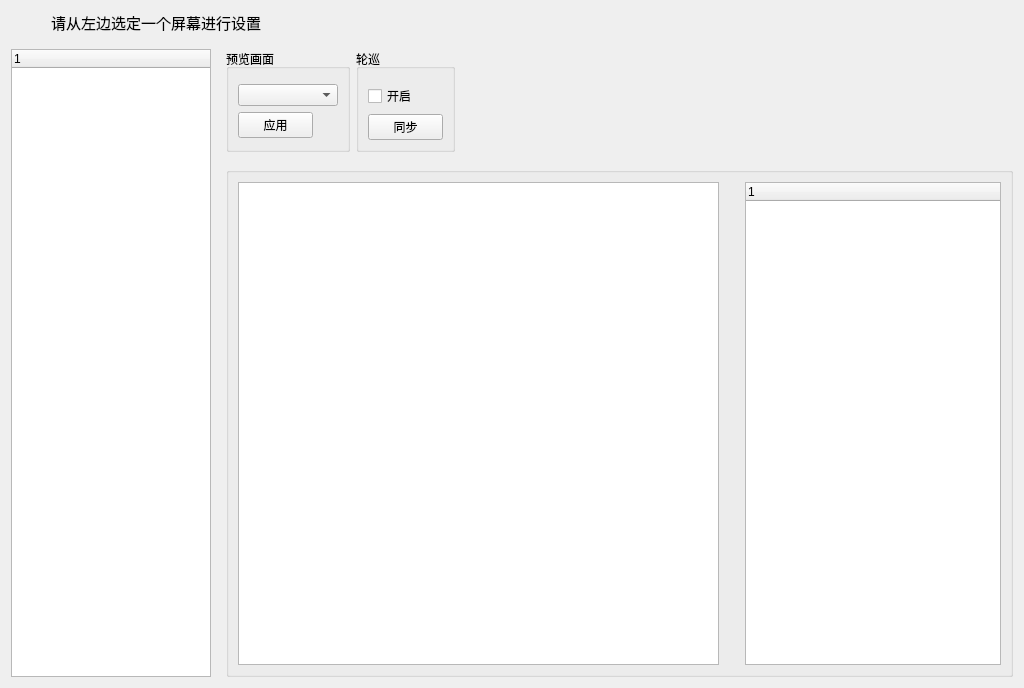
Above: gui/page/page_tvwall.ui from yao3gang/Network_Keyboard before the change. Below: the same form after it.
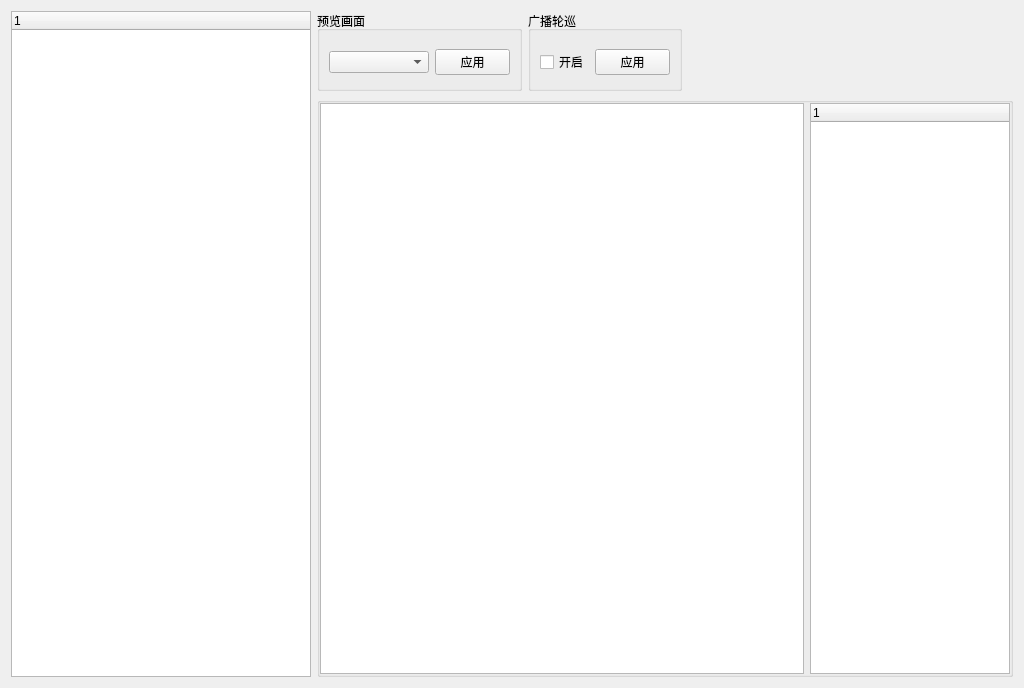
That is the form after the change. Custom widgets are drawn as their Qt base class.

```diff
--- a/gui/page/page_tvwall.ui
+++ b/gui/page/page_tvwall.ui
@@ -27,39 +27,12 @@
   </property>
   <layout class="QVBoxLayout" name="verticalLayout_4">
    <property name="spacing">
-    <number>15</number>
+    <number>6</number>
    </property>
-   <item>
-    <layout class="QHBoxLayout" name="horizontalLayout_4">
-     <item>
-      <spacer name="horizontalSpacer_3">
-       <property name="orientation">
-        <enum>Qt::Horizontal</enum>
-       </property>
-       <property name="sizeType">
-        <enum>QSizePolicy::Fixed</enum>
-       </property>
-       <property name="sizeHint" stdset="0">
-        <size>
-         <width>40</width>
-         <height>20</height>
-        </size>
-       </property>
-      </spacer>
-     </item>
-     <item>
-      <widget class="QLabel" name="lab_tooltip">
-       <property name="text">
-        <string>&lt;html&gt;&lt;head/&gt;&lt;body&gt;&lt;p&gt;&lt;span style=&quot; font-size:11pt;&quot;&gt;请从左边选定一个屏幕进行设置&lt;/span&gt;&lt;/p&gt;&lt;/body&gt;&lt;/html&gt;</string>
-       </property>
-      </widget>
-     </item>
-    </layout>
-   </item>
    <item>
     <layout class="QHBoxLayout" name="horizontalLayout_2">
      <item>
-      <widget class="QTreeWidget" name="treeWidget_scn">
+      <widget class="treewidget_dev" name="treeWidget_screen">
        <property name="sizePolicy">
         <sizepolicy hsizetype="Fixed" vsizetype="Expanding">
          <horstretch>0</horstretch>
@@ -68,13 +41,13 @@
        </property>
        <property name="minimumSize">
         <size>
-         <width>200</width>
+         <width>300</width>
          <height>0</height>
         </size>
        </property>
        <property name="maximumSize">
         <size>
-         <width>200</width>
+         <width>300</width>
          <height>16777215</height>
         </size>
        </property>
@@ -87,6 +60,9 @@
      </item>
      <item>
       <layout class="QVBoxLayout" name="verticalLayout_3">
+       <property name="spacing">
+        <number>6</number>
+       </property>
        <item>
         <layout class="QHBoxLayout" name="horizontalLayout">
          <property name="spacing">
@@ -94,10 +70,28 @@
          </property>
          <item>
           <widget class="QGroupBox" name="gbox_preview">
+           <property name="sizePolicy">
+            <sizepolicy hsizetype="Preferred" vsizetype="Fixed">
+             <horstretch>0</horstretch>
+             <verstretch>0</verstretch>
+            </sizepolicy>
+           </property>
+           <property name="minimumSize">
+            <size>
+             <width>0</width>
+             <height>80</height>
+            </size>
+           </property>
+           <property name="maximumSize">
+            <size>
+             <width>16777215</width>
+             <height>80</height>
+            </size>
+           </property>
            <property name="title">
             <string>预览画面</string>
            </property>
-           <layout class="QVBoxLayout" name="verticalLayout_2">
+           <layout class="QHBoxLayout" name="horizontalLayout_5">
             <property name="spacing">
              <number>6</number>
             </property>
@@ -150,10 +144,28 @@
          </item>
          <item>
           <widget class="QGroupBox" name="gbox_poll">
+           <property name="sizePolicy">
+            <sizepolicy hsizetype="Preferred" vsizetype="Fixed">
+             <horstretch>0</horstretch>
+             <verstretch>0</verstretch>
+            </sizepolicy>
+           </property>
+           <property name="minimumSize">
+            <size>
+             <width>0</width>
+             <height>80</height>
+            </size>
+           </property>
+           <property name="maximumSize">
+            <size>
+             <width>16777215</width>
+             <height>80</height>
+            </size>
+           </property>
            <property name="title">
-            <string>轮巡</string>
+            <string>广播轮巡</string>
            </property>
-           <layout class="QVBoxLayout" name="verticalLayout">
+           <layout class="QHBoxLayout" name="horizontalLayout_4">
             <property name="spacing">
              <number>6</number>
             </property>
@@ -188,7 +200,7 @@
                </size>
               </property>
               <property name="text">
-               <string>同步</string>
+               <string>应用</string>
               </property>
              </widget>
             </item>
@@ -222,6 +234,9 @@
           <string/>
          </property>
          <layout class="QHBoxLayout" name="horizontalLayout_3">
+          <property name="margin">
+           <number>0</number>
+          </property>
           <item>
            <widget class="tablewidget_tvwall" name="tableWidget_tvwall">
             <attribute name="horizontalHeaderStretchLastSection">
@@ -230,29 +245,25 @@
            </widget>
           </item>
           <item>
-           <spacer name="horizontalSpacer_2">
-            <property name="orientation">
-             <enum>Qt::Horizontal</enum>
-            </property>
-            <property name="sizeType">
-             <enum>QSizePolicy::Fixed</enum>
-            </property>
-            <property name="sizeHint" stdset="0">
-             <size>
-              <width>20</width>
-              <height>20</height>
-             </size>
-            </property>
-           </spacer>
-          </item>
-          <item>
-           <widget class="QTreeWidget" name="treeWidget_nvr">
+           <widget class="treewidget_dev" name="treeWidget_nvr">
             <property name="sizePolicy">
              <sizepolicy hsizetype="Fixed" vsizetype="Expanding">
               <horstretch>0</horstretch>
               <verstretch>0</verstretch>
              </sizepolicy>
             </property>
+            <property name="minimumSize">
+             <size>
+              <width>200</width>
+              <height>0</height>
+             </size>
+            </property>
+            <property name="maximumSize">
+             <size>
+              <width>200</width>
+              <height>16777215</height>
+             </size>
+            </property>
             <column>
              <property name="text">
               <string notr="true">1</string>
@@ -270,6 +281,11 @@
   </layout>
  </widget>
  <customwidgets>
+  <customwidget>
+   <class>treewidget_dev</class>
+   <extends>QTreeWidget</extends>
+   <header>treewidget_dev.h</header>
+  </customwidget>
   <customwidget>
    <class>tablewidget_tvwall</class>
    <extends>QTableWidget</extends>
```
Left out of the diff: 9 changed lines with no effect on the pictures.
